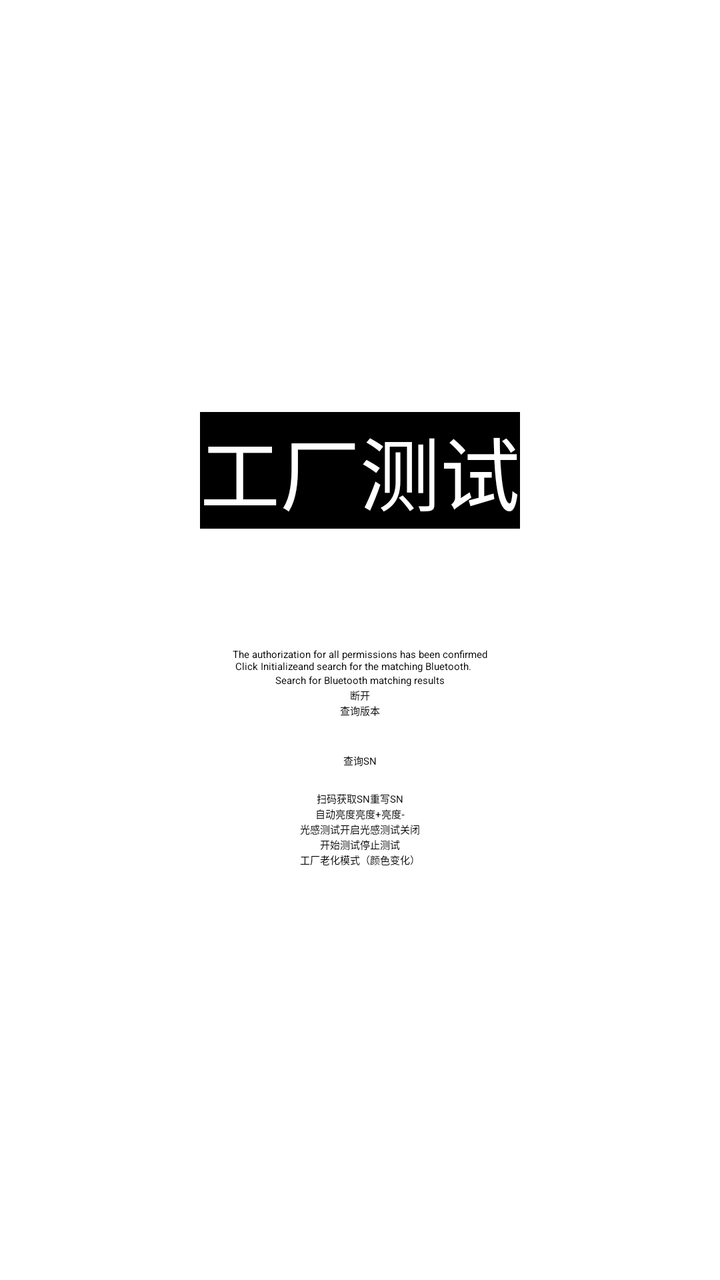
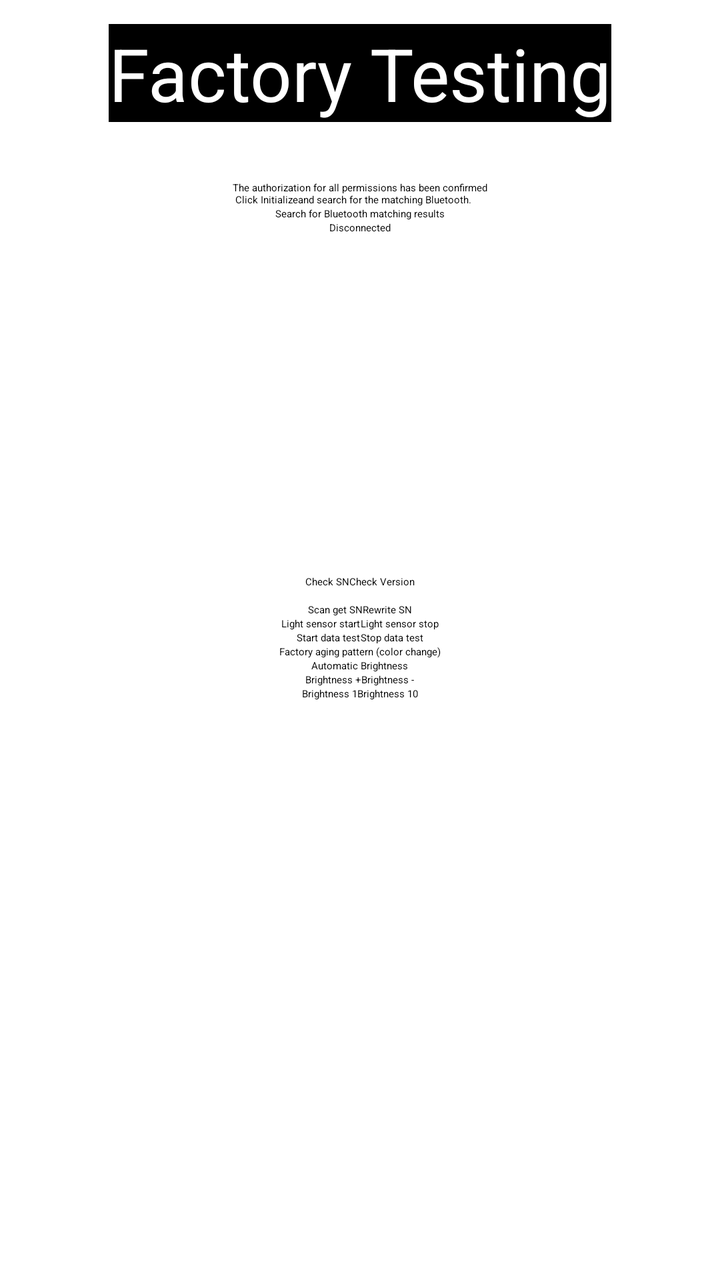

The first picture is an Android layout as it rendered before a commit; the second is the same layout after the commit. The layout source and the unified diff follow.
<!-- AndroidManifest.xml: application theme NewBee.BaseImmersiveTheme -->
<!-- res/layout/activity_hud_factory.xml -->
<?xml version="1.0" encoding="utf-8"?>
<LinearLayout xmlns:android="http://schemas.android.com/apk/res/android"

    xmlns:app="http://schemas.android.com/apk/res-auto"
    xmlns:tools="http://schemas.android.com/tools"
    android:layout_width="match_parent"
    android:layout_height="match_parent"
    android:background="@color/white"
    android:gravity="center"

    android:orientation="vertical">

    <TextView

        android:layout_width="wrap_content"
        android:layout_height="wrap_content"
        android:layout_gravity="center_horizontal"
        android:layout_marginBottom="30dp"
        android:background="@color/black"
        android:text="工厂测试"
        android:textColor="@color/white"
        android:textSize="120px" />

    <LinearLayout
        android:layout_width="wrap_content"
        android:layout_height="wrap_content"
        android:orientation="horizontal">

        <TextView
            android:id="@+id/tv_ble_name"
            android:layout_width="wrap_content"
            android:layout_height="wrap_content"
            android:background="@color/black"
            android:textColor="@color/white"
            android:textSize="66px" />

        <TextView
            android:id="@+id/tv_ble_connect_statu"
            android:layout_width="wrap_content"
            android:layout_height="wrap_content"
            android:background="@color/black"
            android:textColor="@color/white"
            android:textSize="66px" />
    </LinearLayout>





    <LinearLayout
        android:id="@+id/ll_bg_1"
        android:layout_width="wrap_content"
        android:layout_height="wrap_content"
        android:gravity="center"
        android:orientation="vertical">

        <Button
            android:id="@+id/bt_init"
            android:layout_width="wrap_content"
            android:layout_height="wrap_content"
            android:text="@string/main_init_ble" />

        <Button
            android:id="@+id/bt_search"
            android:layout_width="wrap_content"
            android:layout_height="wrap_content"
            android:text="@string/main_search_ble" />


    </LinearLayout>

    <LinearLayout
        android:id="@+id/ll_bg_2"
        android:layout_width="wrap_content"
        android:layout_height="wrap_content"
        android:gravity="center"
        android:orientation="vertical">

        <Button
            android:id="@+id/bt_ble_disconnect"
            android:layout_width="wrap_content"
            android:layout_height="wrap_content"
            android:text="断开" />


    </LinearLayout>
    <Button
        android:id="@+id/bt_que_version"
        android:layout_width="wrap_content"
        android:layout_height="wrap_content"
        android:text="查询版本" />

    <LinearLayout
        android:layout_width="match_parent"
        android:layout_height="wrap_content"
        android:gravity="center_horizontal"
        android:orientation="horizontal">

        <TextView
            android:id="@+id/tv_ble_statu"
            android:layout_width="wrap_content"
            android:layout_height="wrap_content"
            android:background="@color/black"
            android:textColor="@color/white"
            android:textSize="66px" />


        <Button
            android:id="@+id/bt_que_sn"
            android:layout_width="wrap_content"
            android:layout_height="wrap_content"
            android:text="查询SN" />
    </LinearLayout>


    <EditText
        android:id="@+id/et_sn"
        android:layout_width="800px"
        android:layout_height="wrap_content" />

    <LinearLayout
        android:layout_width="match_parent"
        android:layout_height="wrap_content"
        android:gravity="center_horizontal"
        android:orientation="horizontal">




        <Button
            android:id="@+id/bt_to_scan"
            android:layout_width="wrap_content"
            android:layout_height="wrap_content"
            android:text="扫码获取SN" />

        <Button
            android:id="@+id/bt_rewrite_sn"
            android:layout_width="wrap_content"
            android:layout_height="wrap_content"
            android:text="重写SN" />
    </LinearLayout>

    <LinearLayout
        android:layout_width="match_parent"
        android:layout_height="wrap_content"
        android:gravity="center_horizontal"
        android:orientation="horizontal">

        <Button
            android:id="@+id/bt_bl_auto"
            android:layout_width="wrap_content"
            android:layout_height="wrap_content"
            android:text="自动亮度" />
        <Button
            android:id="@+id/bt_bl_add"
            android:layout_width="wrap_content"
            android:layout_height="wrap_content"
            android:text="亮度+" />

        <Button
            android:id="@+id/bt_bl_delect"
            android:layout_width="wrap_content"
            android:layout_height="wrap_content"
            android:text="亮度-" />



    </LinearLayout>

    <LinearLayout
        android:layout_width="match_parent"
        android:layout_height="wrap_content"
        android:gravity="center_horizontal"
        android:orientation="horizontal">
        <Button
            android:id="@+id/bt_rg_test_start"
            android:layout_width="wrap_content"
            android:layout_height="wrap_content"
            android:text="光感测试开启" />

        <Button
            android:id="@+id/bt_rg_test_stop"
            android:layout_width="wrap_content"
            android:layout_height="wrap_content"
            android:text="光感测试关闭"  />

    </LinearLayout>




    <LinearLayout
        android:layout_width="match_parent"
        android:layout_height="wrap_content"
        android:gravity="center_horizontal"
        android:orientation="horizontal">
    <Button
        android:id="@+id/bt_start_test"
        android:layout_width="wrap_content"
        android:layout_height="wrap_content"
        android:text="开始测试" />

    <Button
        android:id="@+id/bt_stop_test"
        android:layout_width="wrap_content"
        android:layout_height="wrap_content"
        android:text="停止测试" />

    </LinearLayout>

    <Button
        android:id="@+id/bt_to_old_mold"
        android:layout_width="wrap_content"
        android:layout_height="wrap_content"
        android:text="工厂老化模式（颜色变化）" />

</LinearLayout>
<!-- resources referenced by this layout -->
<resources>
  <color name="black">#FF000000</color>
  <color name="white">#FFFFFFFF</color>
  <string name="main_init_ble">
          The authorization for all permissions has been confirmed\n
          Click "Initialize" and search for the matching Bluetooth.</string>
  <string name="main_search_ble">Search for Bluetooth matching results</string>
</resources>

<!-- the commit's change to res/layout/activity_hud_factory.xml (unified diff, before → after) -->
@@ -7,7 +7,7 @@
     android:layout_height="match_parent"
     android:background="@color/white"
     android:gravity="center"
-
+    android:id="@+id/ll_all"
     android:orientation="vertical">
 
     <TextView
@@ -15,11 +15,11 @@
         android:layout_width="wrap_content"
         android:layout_height="wrap_content"
         android:layout_gravity="center_horizontal"
-        android:layout_marginBottom="30dp"
+        android:layout_marginTop="12dp"
         android:background="@color/black"
-        android:text="工厂测试"
+        android:text="@string/test_factory_testing"
         android:textColor="@color/white"
-        android:textSize="120px" />
+        android:textSize="110px" />
 
     <LinearLayout
         android:layout_width="wrap_content"
@@ -80,43 +80,171 @@
             android:id="@+id/bt_ble_disconnect"
             android:layout_width="wrap_content"
             android:layout_height="wrap_content"
-            android:text="断开" />
-
-
-    </LinearLayout>
-    <Button
-        android:id="@+id/bt_que_version"
-        android:layout_width="wrap_content"
-        android:layout_height="wrap_content"
-        android:text="查询版本" />
-
-    <LinearLayout
-        android:layout_width="match_parent"
-        android:layout_height="wrap_content"
-        android:gravity="center_horizontal"
-        android:orientation="horizontal">
-
-        <TextView
-            android:id="@+id/tv_ble_statu"
-            android:layout_width="wrap_content"
-            android:layout_height="wrap_content"
-            android:background="@color/black"
-            android:textColor="@color/white"
-            android:textSize="66px" />
+            android:text="@string/test_disconnected" />
+
+
+    </LinearLayout>
+
+    <ScrollView
+        android:layout_width="match_parent"
+        android:layout_height="match_parent">
+        <include layout="@layout/activity_hud_factory_item"/>
+
+    </ScrollView>
+
+</LinearLayout>
+<!-- res/layout/activity_hud_factory_item.xml (included above) -->
+<?xml version="1.0" encoding="utf-8"?>
+<LinearLayout xmlns:android="http://schemas.android.com/apk/res/android"
+
+
+    android:layout_width="match_parent"
+    android:layout_height="match_parent"
+
+    android:gravity="center"
+    android:orientation="vertical">
+
+    <LinearLayout
+        android:layout_width="match_parent"
+        android:layout_height="wrap_content"
+        android:gravity="center_horizontal"
+        android:layout_marginTop="10px"
+        android:layout_marginLeft="30px"
+        android:layout_marginRight="30px"
+        android:orientation="horizontal">
+
+        <TextView
+            android:layout_width="wrap_content"
+            android:layout_height="wrap_content"
+            android:textColor="@color/blue"
+            android:text="@string/test_sn_check"
+            android:textSize="66px" />
+
+        <TextView
+            android:id="@+id/tv_sn_check"
+            android:layout_width="wrap_content"
+            android:layout_height="wrap_content"
+            android:textColor="@color/blue"
+            android:textSize="66px" />
+
+
+        <EditText
+            android:id="@+id/et_sn_check"
+            android:layout_width="match_parent"
+            android:layout_height="wrap_content"
+            android:layout_marginLeft="20px" />
+
+
+
+    </LinearLayout>
+
+
+    <LinearLayout
+        android:layout_width="match_parent"
+        android:layout_height="wrap_content"
+        android:gravity="center_horizontal"
+        android:layout_marginTop="10px"
+        android:layout_marginLeft="30px"
+        android:layout_marginRight="30px"
+        android:orientation="horizontal">
+
+        <TextView
+            android:layout_width="wrap_content"
+            android:layout_height="wrap_content"
+            android:textColor="@color/blue"
+            android:text="@string/test_version_check"
+            android:textSize="66px" />
+
+        <TextView
+            android:id="@+id/tv_version_check"
+            android:layout_width="wrap_content"
+            android:layout_height="wrap_content"
+            android:textColor="@color/blue"
+            android:textSize="66px" />
+
+
+        <EditText
+            android:id="@+id/et_version_check"
+            android:layout_width="match_parent"
+            android:layout_height="wrap_content"
+            android:layout_marginLeft="20px" />
+
+
+
+    </LinearLayout>
+
+
+    <LinearLayout
+        android:layout_width="wrap_content"
+        android:layout_height="wrap_content"
+        android:gravity="center_horizontal"
+        android:background="@color/black"
+        android:layout_marginTop="10px"
+        android:orientation="horizontal">
+
+        <TextView
+            android:id="@+id/tv_sn_def"
+            android:layout_width="wrap_content"
+            android:layout_height="wrap_content"
+            android:textColor="@color/blue"
+            android:textSize="100px" />
+
+        <TextView
+            android:id="@+id/tv_sn_other"
+            android:layout_width="wrap_content"
+            android:layout_height="wrap_content"
+            android:textColor="@color/red"
+            android:textSize="120px" />
+    </LinearLayout>
+
+
+    <TextView
+        android:id="@+id/tv_ble_version"
+        android:layout_width="wrap_content"
+        android:layout_height="wrap_content"
+        android:layout_marginTop="10px"
+        android:background="@color/black"
+        android:textColor="@color/blue"
+        android:textSize="100px" />
+
+
+    <LinearLayout
+        android:layout_width="match_parent"
+        android:layout_height="wrap_content"
+        android:gravity="center_horizontal"
+        android:orientation="horizontal">
+
+
 
 
         <Button
             android:id="@+id/bt_que_sn"
             android:layout_width="wrap_content"
             android:layout_height="wrap_content"
-            android:text="查询SN" />
-    </LinearLayout>
+            android:text="@string/test_check_sn" />
+
+
+        <Button
+            android:id="@+id/bt_que_version"
+            android:layout_width="wrap_content"
+            android:layout_height="wrap_content"
+            android:text="@string/test_check_version" />
+    </LinearLayout>
+
+
+
+
+
+
+
 
 
     <EditText
         android:id="@+id/et_sn"
-        android:layout_width="800px"
-        android:layout_height="wrap_content" />
+        android:layout_width="match_parent"
+        android:layout_height="wrap_content"
+        android:layout_marginLeft="88px"
+        android:layout_marginRight="88px"/>
 
     <LinearLayout
         android:layout_width="match_parent"
@@ -131,41 +259,16 @@
             android:id="@+id/bt_to_scan"
             android:layout_width="wrap_content"
             android:layout_height="wrap_content"
-            android:text="扫码获取SN" />
+            android:text="@string/test_scan_get_sn" />
 
         <Button
             android:id="@+id/bt_rewrite_sn"
             android:layout_width="wrap_content"
             android:layout_height="wrap_content"
-            android:text="重写SN" />
-    </LinearLayout>
-
-    <LinearLayout
-        android:layout_width="match_parent"
-        android:layout_height="wrap_content"
-        android:gravity="center_horizontal"
-        android:orientation="horizontal">
-
-        <Button
-            android:id="@+id/bt_bl_auto"
-            android:layout_width="wrap_content"
-            android:layout_height="wrap_content"
-            android:text="自动亮度" />
-        <Button
-            android:id="@+id/bt_bl_add"
-            android:layout_width="wrap_content"
-            android:layout_height="wrap_content"
-            android:text="亮度+" />
-
-        <Button
-            android:id="@+id/bt_bl_delect"
-            android:layout_width="wrap_content"
-            android:layout_height="wrap_content"
-            android:text="亮度-" />
-
-
-
-    </LinearLayout>
+            android:text="@string/test_rewrite_sn" />
+    </LinearLayout>
+
+
 
     <LinearLayout
         android:layout_width="match_parent"
@@ -176,13 +279,13 @@
             android:id="@+id/bt_rg_test_start"
             android:layout_width="wrap_content"
             android:layout_height="wrap_content"
-            android:text="光感测试开启" />
+            android:text="@string/test_light_start" />
 
         <Button
             android:id="@+id/bt_rg_test_stop"
             android:layout_width="wrap_content"
             android:layout_height="wrap_content"
-            android:text="光感测试关闭"  />
+            android:text="@string/test_light_stop"  />
 
     </LinearLayout>
 
@@ -198,13 +301,13 @@
         android:id="@+id/bt_start_test"
         android:layout_width="wrap_content"
         android:layout_height="wrap_content"
-        android:text="开始测试" />
+        android:text="@string/test_start_data_test" />
 
     <Button
         android:id="@+id/bt_stop_test"
         android:layout_width="wrap_content"
         android:layout_height="wrap_content"
-        android:text="停止测试" />
+        android:text="@string/test_stop_data_test"/>
 
     </LinearLayout>
 
@@ -212,6 +315,60 @@
         android:id="@+id/bt_to_old_mold"
         android:layout_width="wrap_content"
         android:layout_height="wrap_content"
-        android:text="工厂老化模式（颜色变化）" />
+        android:text="@string/test_color_change" />
+    <Button
+        android:id="@+id/bt_bl_auto"
+        android:layout_width="wrap_content"
+        android:layout_height="wrap_content"
+        android:text="@string/test_brightness_auto" />
+
+    <LinearLayout
+        android:layout_width="match_parent"
+        android:layout_height="wrap_content"
+        android:gravity="center_horizontal"
+        android:orientation="horizontal">
+
+
+        <Button
+            android:id="@+id/bt_bl_add"
+            android:layout_width="wrap_content"
+            android:layout_height="wrap_content"
+            android:text="@string/test_brightness_a" />
+
+        <Button
+            android:id="@+id/bt_bl_delect"
+            android:layout_width="wrap_content"
+            android:layout_height="wrap_content"
+            android:text="@string/test_brightness_d"/>
+
+
+
+    </LinearLayout>
+
+
+    <LinearLayout
+        android:layout_width="match_parent"
+        android:layout_height="wrap_content"
+        android:gravity="center_horizontal"
+        android:orientation="horizontal">
+
+
+        <Button
+            android:id="@+id/bt_bl_1"
+            android:layout_width="wrap_content"
+            android:layout_height="wrap_content"
+            android:text="@string/test_brightness_1" />
+
+        <Button
+            android:id="@+id/bt_bl_10"
+            android:layout_width="wrap_content"
+            android:layout_height="wrap_content"
+            android:text="@string/test_brightness_10" />
+
+
+
+    </LinearLayout>
+
+
 
 </LinearLayout>
<!-- resource entries referenced after the edit -->
@@ -6,5 +6,23 @@
           The authorization for all permissions has been confirmed\n
           Click "Initialize" and search for the matching Bluetooth.</string>
   <string name="main_search_ble">Search for Bluetooth matching results</string>
+  <string name="test_brightness_1">Brightness 1</string>
+  <string name="test_brightness_10">Brightness 10</string>
+  <string name="test_brightness_a">Brightness +</string>
+  <string name="test_brightness_auto">Automatic Brightness</string>
+  <string name="test_brightness_d">Brightness -</string>
+  <string name="test_check_sn">Check SN</string>
+  <string name="test_check_version">Check Version</string>
+  <string name="test_color_change">Factory aging pattern (color change)</string>
+  <string name="test_disconnected">Disconnected</string>
+  <string name="test_factory_testing">Factory Testing</string>
+  <string name="test_light_start">Light sensor start</string>
+  <string name="test_light_stop">Light sensor stop</string>
+  <string name="test_rewrite_sn">Rewrite SN</string>
+  <string name="test_scan_get_sn">Scan get SN</string>
+  <string name="test_sn_check">SN check string : </string>
+  <string name="test_start_data_test">Start data test</string>
+  <string name="test_stop_data_test">Stop data test</string>
+  <string name="test_version_check">Version check string : </string>
 </resources>
 
